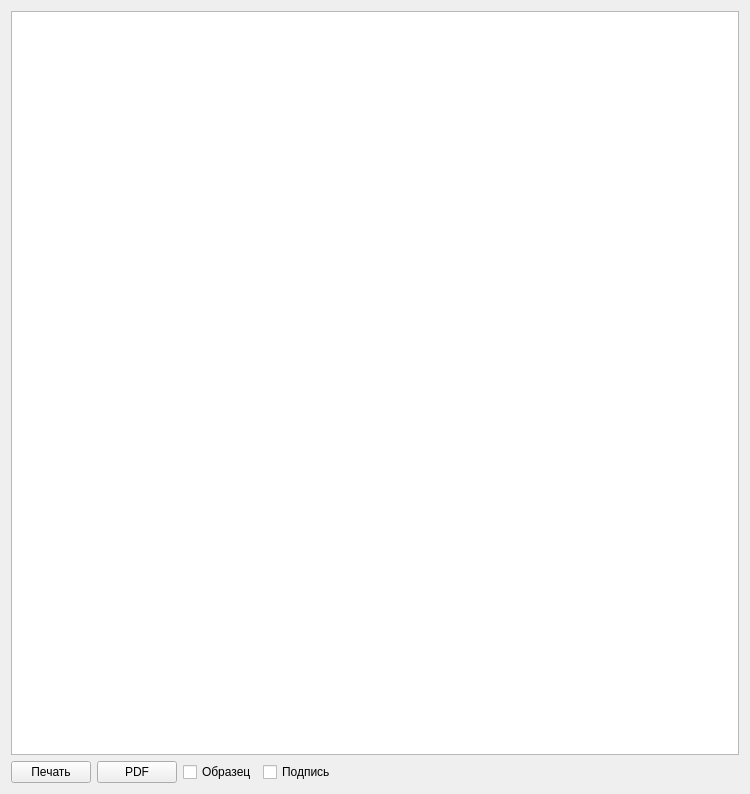
Sergeyego/el_sert, file editor.ui: the form before one commit.
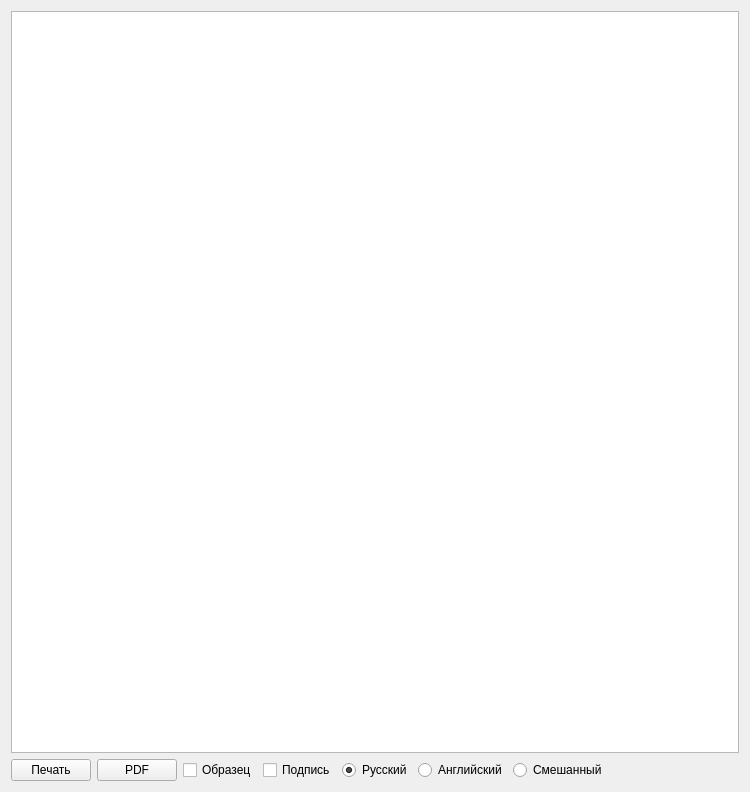
The form after the commit. Custom widgets are drawn as their Qt base class.

Diff of the .ui file:
```diff
--- a/editor.ui
+++ b/editor.ui
@@ -10,7 +10,7 @@
     <x>0</x>
     <y>0</y>
     <width>750</width>
-    <height>794</height>
+    <height>792</height>
    </rect>
   </property>
   <property name="minimumSize">
@@ -65,6 +65,30 @@
        </property>
       </widget>
      </item>
+     <item>
+      <widget class="QRadioButton" name="radioButtonRus">
+       <property name="text">
+        <string>Русский</string>
+       </property>
+       <property name="checked">
+        <bool>true</bool>
+       </property>
+      </widget>
+     </item>
+     <item>
+      <widget class="QRadioButton" name="radioButtonEn">
+       <property name="text">
+        <string>Английский</string>
+       </property>
+      </widget>
+     </item>
+     <item>
+      <widget class="QRadioButton" name="radioButtonMix">
+       <property name="text">
+        <string>Смешанный</string>
+       </property>
+      </widget>
+     </item>
      <item>
       <spacer name="horizontalSpacer">
        <property name="orientation">
```
